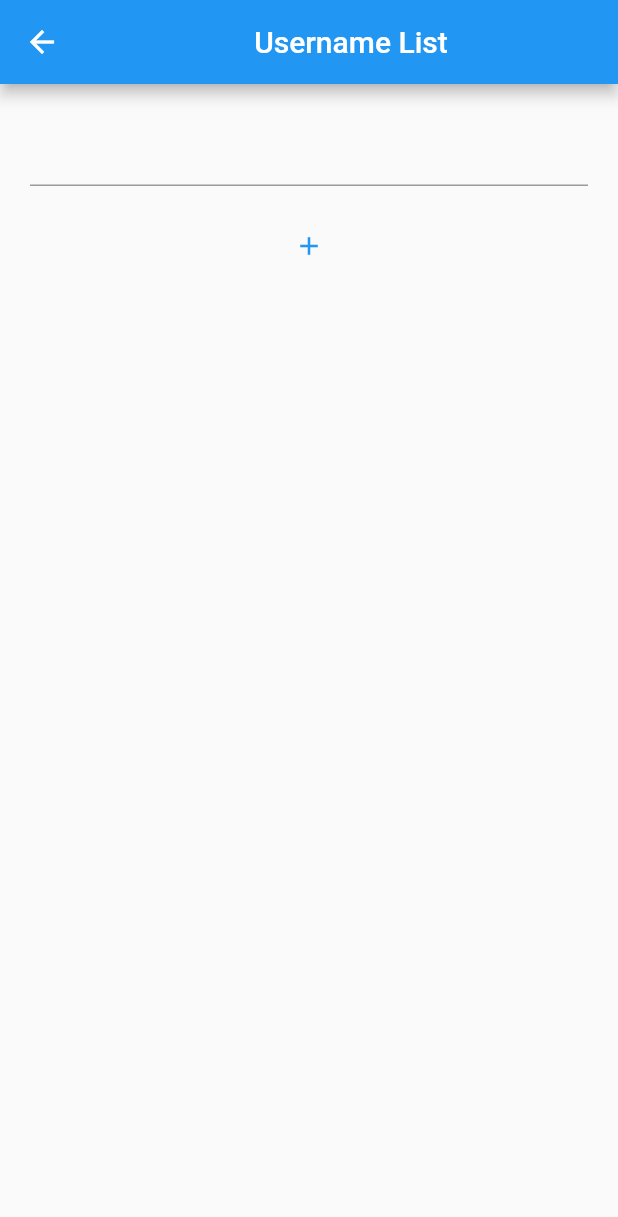
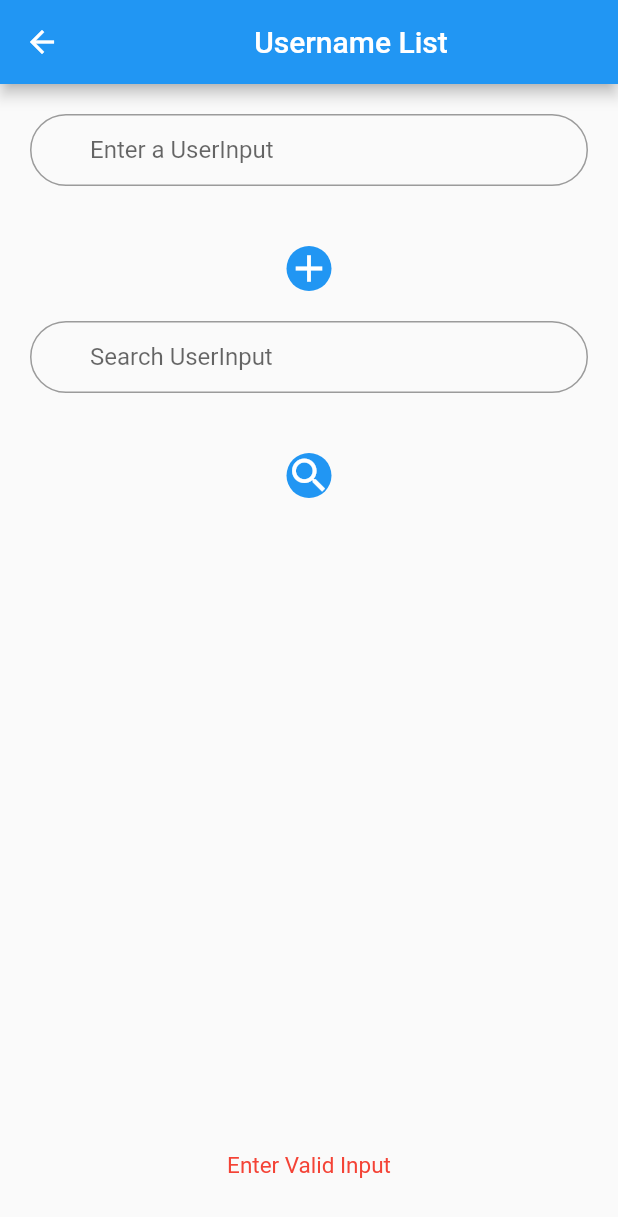
Before and after one commit to aditi1409-singh/flutter_dart_basics, a Flutter app: the UserInput screen opened directly, after a tap on the "add" icon, on a phone screen of 412 x 824 dp. Shown: the top 1217 px of the screen. Run offline on Flutter 3.47's test engine with Material 2 defaults, Android fonts, the phone set to English and light mode, and no system bars.

Commit message:
userInput done

```diff
--- a/lib/programs/userInput.dart
+++ b/lib/programs/userInput.dart
@@ -1,5 +1,6 @@
 import 'package:flutter/cupertino.dart';
 import 'package:flutter/material.dart';
+import 'package:flutter/rendering.dart';
 import 'package:flutter_dart_app/programs/userName.dart';
 
 class UserInput extends StatefulWidget {
@@ -11,10 +12,11 @@ class UserInput extends StatefulWidget {
 
 class _UserInputState extends State<UserInput> {
 
-  int num;
   String error = '';
-  String enteredNames ;
+  String searchResult = '';
   List<String> names = [];
+  TextEditingController inputController = TextEditingController();
+  TextEditingController searchController = TextEditingController();
 
   @override
   Widget build(BuildContext context) {
@@ -29,22 +31,80 @@ class _UserInputState extends State<UserInput> {
         child: Column(
           children: [
             TextField(
-              onChanged: (newEnteredNames){
-                    enteredNames = newEnteredNames;
-                    names.add(newEnteredNames);
-                },
+              controller: inputController,
+              decoration: InputDecoration(
+                contentPadding: EdgeInsetsDirectional.fromSTEB(40, 10, 40, 10),
+                hintText: 'Enter a UserInput',
+                border: OutlineInputBorder(
+                  borderRadius: BorderRadius.circular(32.0),
+                ),
+              ),
             ),
-            SizedBox(height: 30,),
+            SizedBox(height: 20,),
             InkWell(
-              child: Icon(
-                Icons.add,
-                size: 20,
-                color: Colors.blue,
+              child: Container(
+                child: Icon(
+                  Icons.add,
+                  size: 30,
+                  color: Colors.white,
+                ),
+                margin: EdgeInsets.all(20.0),
+                decoration: BoxDecoration(
+                  color: Colors.blue,
+                  borderRadius: BorderRadius.circular(20),
+                ) ,
               ),
               onTap: (){
-                setState(() {
-                });
+                if(inputController.value.text.isNotEmpty) {
+                  setState(() {
+                    names.add(inputController.value.text);
+                    inputController.clear();
+                    error = '';
+                  });
+              } else{
+                  setState(() {
+                    error = 'Enter Valid Input';
+                  });
+                }
               },
+            ),
+            TextField(
+              controller: searchController,
+              decoration: InputDecoration(
+                contentPadding: EdgeInsetsDirectional.fromSTEB(40, 10, 40, 10),
+                hintText: 'Search UserInput',
+                border: OutlineInputBorder(
+                  borderRadius: BorderRadius.circular(32.0),
+                ),
+              ),
+            ),
+            SizedBox(height: 20,),
+            InkWell(
+              child: Container(
+                child: Icon(
+                  Icons.search,
+                  size: 30,
+                  color: Colors.white,
+                ),
+                margin: EdgeInsets.all(20.0),
+                decoration: BoxDecoration(
+                  color: Colors.blue,
+                  borderRadius: BorderRadius.circular(20),
+                ) ,
+              ),
+                onTap: () {
+                if(names.contains(searchController.value.text)){
+                  setState(() {
+                    searchResult = 'Name is present in the list';
+                      return true;
+                  });
+                }else{
+                  setState(() {
+                      return false;
+                  });
+                  error = 'Name is not present in the list';
+                }
+                },
             ),
              Expanded(
                child: ListView(
@@ -58,6 +118,20 @@ class _UserInputState extends State<UserInput> {
                     )
             ),
              ),
+            Text(
+                error,
+              style: TextStyle(
+                fontSize: 15,
+                color: Colors.red,
+              ),
+            ),
+            Text(
+              searchResult,
+              style: TextStyle(
+                fontSize: 15,
+                color: Colors.blue,
+              ),
+            ),
           ],
         ),
       ),
```
